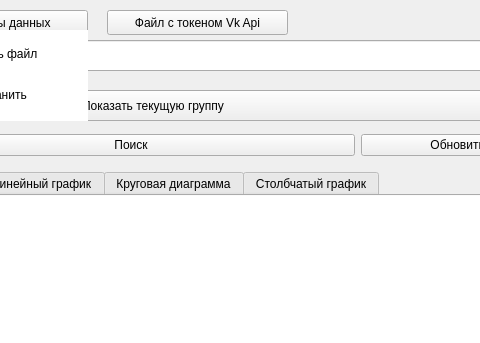
First picture: the form in form.ui, repository diSp1rIt/VGA, before the edit; both pictures show x 103 to 583 and y 0 to 343 of the 922 by 690 pixel window.
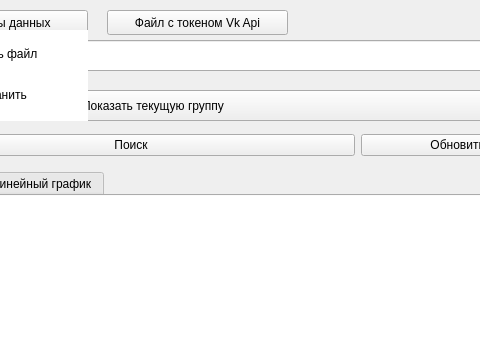
Second picture: the form after the edit. Custom widgets are drawn as their Qt base class.

Commit message: Delete useless tabs

Diff of the .ui file:
```diff
--- a/form.ui
+++ b/form.ui
@@ -267,16 +267,6 @@
      </property>
     </widget>
    </widget>
-   <widget class="QWidget" name="tab_2">
-    <attribute name="title">
-     <string>Круговая диаграмма</string>
-    </attribute>
-   </widget>
-   <widget class="QWidget" name="tab_4">
-    <attribute name="title">
-     <string>Столбчатый график</string>
-    </attribute>
-   </widget>
   </widget>
   <widget class="QTextEdit" name="logs">
    <property name="geometry">
```
The commit also changes 1 other file.
